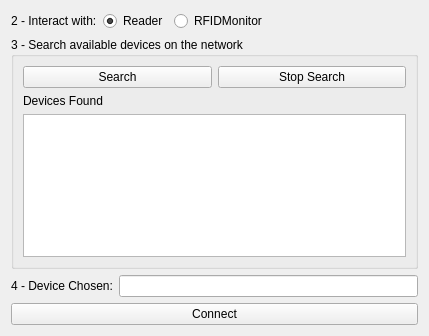
Above: RFIDMonitorDeskApp/gui/networkconnconfigwidget.ui from CELTAB/rfidmonitor before the change. Below: the same form after it.
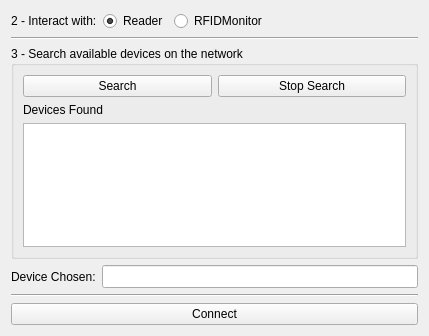
That is the form after the change.

What changed in the file:
```diff
--- a/RFIDMonitorDeskApp/gui/networkconnconfigwidget.ui
+++ b/RFIDMonitorDeskApp/gui/networkconnconfigwidget.ui
@@ -55,6 +55,13 @@
      </item>
     </layout>
    </item>
+   <item>
+    <widget class="Line" name="line">
+     <property name="orientation">
+      <enum>Qt::Horizontal</enum>
+     </property>
+    </widget>
+   </item>
    <item>
     <widget class="QGroupBox" name="groupBox_5">
      <property name="title">
@@ -107,12 +114,17 @@
      <item>
       <widget class="QLabel" name="label_11">
        <property name="text">
-        <string>4 - Device Chosen:</string>
+        <string>Device Chosen:</string>
        </property>
       </widget>
      </item>
      <item>
       <widget class="QLineEdit" name="leDeviceChosen">
+       <property name="font">
+        <font>
+         <pointsize>10</pointsize>
+        </font>
+       </property>
        <property name="readOnly">
         <bool>true</bool>
        </property>
@@ -120,6 +132,13 @@
      </item>
     </layout>
    </item>
+   <item>
+    <widget class="Line" name="line_2">
+     <property name="orientation">
+      <enum>Qt::Horizontal</enum>
+     </property>
+    </widget>
+   </item>
    <item>
     <widget class="QPushButton" name="btConnectToRasp">
      <property name="text">
```
Left out of the diff: 2 changed lines with no effect on the pictures.
